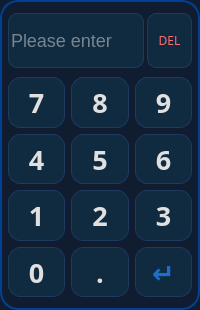
First picture: the form in widgets/component/numberkeypad.ui, repository housir-debug/Leacesy_M3506, before the edit.
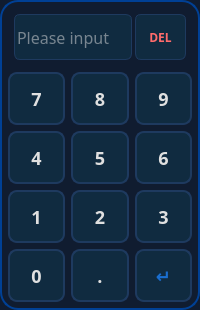
Second picture: the form after the edit.

```diff
--- a/widgets/component/numberkeypad.ui
+++ b/widgets/component/numberkeypad.ui
@@ -38,11 +38,10 @@
    <string>NumberKeyPad</string>
   </property>
   <property name="styleSheet">
-   <string notr="true">#numberkeypad
-{
-background-color: #101C30;
-border-radius: 18px;
-border: 2px solid #004095;
+   <string notr="true">* {
+	background-color: #101C30;
+	border-radius: 18px;
+	border: 2px solid #004095;
 }</string>
   </property>
   <property name="locale">
@@ -53,24 +52,36 @@
   </property>
   <layout class="QVBoxLayout" name="verticalLayout" stretch="1,4">
    <property name="spacing">
-    <number>9</number>
+    <number>6</number>
    </property>
    <property name="leftMargin">
     <number>6</number>
    </property>
+   <property name="topMargin">
+    <number>6</number>
+   </property>
    <property name="rightMargin">
     <number>6</number>
    </property>
+   <property name="bottomMargin">
+    <number>6</number>
+   </property>
    <item>
-    <layout class="QHBoxLayout" name="horizontalLayout" stretch="3,1">
+    <layout class="QHBoxLayout" name="horizontalLayout" stretch="7,3">
      <property name="spacing">
       <number>3</number>
      </property>
      <property name="leftMargin">
-      <number>0</number>
+      <number>6</number>
+     </property>
+     <property name="topMargin">
+      <number>6</number>
      </property>
      <property name="rightMargin">
-      <number>0</number>
+      <number>6</number>
+     </property>
+     <property name="bottomMargin">
+      <number>6</number>
      </property>
      <item>
       <widget class="QLineEdit" name="displayfield">
@@ -88,6 +99,7 @@
        </property>
        <property name="font">
         <font>
+         <family>WenQuanYi Micro Hei</family>
          <pointsize>-1</pointsize>
         </font>
        </property>
@@ -110,9 +122,9 @@
         <string notr="true">#displayfield {
     background-color: #102B40;
     border: 1px solid #1E3A5F;
-    border-radius: 9px;
-    color: #E0E0E0;
-    font-size: 18px;
+    border-radius: 6px;
+    font-size: 16px;
+	color: #E0E0E0;
 }</string>
        </property>
        <property name="frame">
@@ -125,7 +137,7 @@
         <bool>true</bool>
        </property>
        <property name="placeholderText">
-        <string>Please enter</string>
+        <string>Please input</string>
        </property>
        <property name="clearButtonEnabled">
         <bool>false</bool>
@@ -144,6 +156,8 @@
         <font>
          <family>WenQuanYi Micro Hei</family>
          <pointsize>-1</pointsize>
+         <weight>75</weight>
+         <bold>true</bold>
         </font>
        </property>
        <property name="cursor">
@@ -159,13 +173,18 @@
         <string notr="true">#deletebtn{
     background-color: #102B40;
     border: 1px solid #1E3A5F;
+    border-radius: 6px;
+	font-weight: bold;
+	font-size: 12px;
 	color: #FF6B6B;
-    border-radius: 9px;
-    font-size: 12px;
 }
 #deletebtn:pressed {
     background-color: #1E3A5F;
     border-color: #1A6ECF;
+}
+#deletebtn:disabled {
+    border-color: #1A2A3A;
+	color: #4A5A6A;
 }</string>
        </property>
        <property name="text">
@@ -193,6 +212,22 @@
       <string notr="true">#keypadframe {
     background-color: transparent;
     border: none;
+}
+
+#keypadframe QPushButton {
+    background-color: #102B40;
+    border: 1.8px solid #1E3A5F;
+    border-radius: 9px;
+    font-weight: bold;
+	font-size: 18px;
+	color: #E0E0E0;
+}
+#keypadframe QPushButton:pressed {
+    background-color: #1E3A5F;
+    border-color: #1A6ECF;
+}
+#keypadframe #btnenter{
+	color: #1A6ECF;
 }</string>
      </property>
      <property name="lineWidth">
@@ -246,18 +281,7 @@
          <enum>Qt::NoContextMenu</enum>
         </property>
         <property name="styleSheet">
-         <string notr="true">#btn7{
-    background-color: #102B40;
-    border: 1px solid #1E3A5F;
-	color: #E0E0E0;
-    border-radius: 12px;
-    font-size: 27px;
-    font-weight: bold;
-}
-#btn7:pressed {
-    background-color: #1E3A5F;
-    border-color: #1A6ECF;
-}</string>
+         <string notr="true"/>
         </property>
         <property name="text">
          <string>7</string>
@@ -296,18 +320,7 @@
          <enum>Qt::NoContextMenu</enum>
         </property>
         <property name="styleSheet">
-         <string notr="true">#btn8{
-    background-color: #102B40;
-    border: 1px solid #1E3A5F;
-	color: #E0E0E0;
-    border-radius: 12px;
-    font-size: 27px;
-    font-weight: bold;
-}
-#btn8:pressed {
-    background-color: #1E3A5F;
-    border-color: #1A6ECF;
-}</string>
+         <string notr="true"/>
         </property>
         <property name="text">
          <string>8</string>
@@ -346,18 +359,7 @@
          <enum>Qt::NoContextMenu</enum>
         </property>
         <property name="styleSheet">
-         <string notr="true">#btn9{
-    background-color: #102B40;
-    border: 1px solid #1E3A5F;
-	color: #E0E0E0;
-    border-radius: 12px;
-    font-size: 27px;
-    font-weight: bold;
-}
-#btn9:pressed {
-    background-color: #1E3A5F;
-    border-color: #1A6ECF;
-}</string>
+         <string notr="true"/>
         </property>
         <property name="text">
          <string>9</string>
@@ -396,18 +398,7 @@
          <enum>Qt::NoContextMenu</enum>
         </property>
         <property name="styleSheet">
-         <string notr="true">#btn4{
-    background-color: #102B40;
-    border: 1px solid #1E3A5F;
-	color: #E0E0E0;
-    border-radius: 12px;
-    font-size: 27px;
-    font-weight: bold;
-}
-#btn4:pressed {
-    background-color: #1E3A5F;
-    border-color: #1A6ECF;
-}</string>
+         <string notr="true"/>
         </property>
         <property name="text">
          <string>4</string>
@@ -446,18 +437,7 @@
          <enum>Qt::NoContextMenu</enum>
         </property>
         <property name="styleSheet">
-         <string notr="true">#btn5{
-    background-color: #102B40;
-    border: 1px solid #1E3A5F;
-	color: #E0E0E0;
-    border-radius: 12px;
-    font-size: 27px;
-    font-weight: bold;
-}
-#btn5:pressed {
-    background-color: #1E3A5F;
-    border-color: #1A6ECF;
-}</string>
+         <string notr="true"/>
         </property>
         <property name="text">
          <string>5</string>
@@ -496,18 +476,7 @@
          <enum>Qt::NoContextMenu</enum>
         </property>
         <property name="styleSheet">
-         <string notr="true">#btn6{
-    background-color: #102B40;
-    border: 1px solid #1E3A5F;
-	color: #E0E0E0;
-    border-radius: 12px;
-    font-size: 27px;
-    font-weight: bold;
-}
-#btn6:pressed {
-    background-color: #1E3A5F;
-    border-color: #1A6ECF;
-}</string>
+         <string notr="true"/>
         </property>
         <property name="text">
          <string>6</string>
@@ -546,18 +515,7 @@
          <enum>Qt::NoContextMenu</enum>
         </property>
         <property name="styleSheet">
-         <string notr="true">#btn1{
-    background-color: #102B40;
-    border: 1px solid #1E3A5F;
-	color: #E0E0E0;
-    border-radius: 12px;
-    font-size: 27px;
-    font-weight: bold;
-}
-#btn1:pressed {
-    background-color: #1E3A5F;
-    border-color: #1A6ECF;
-}</string>
+         <string notr="true"/>
         </property>
         <property name="text">
          <string>1</string>
@@ -596,18 +554,7 @@
          <enum>Qt::NoContextMenu</enum>
         </property>
         <property name="styleSheet">
-         <string notr="true">#btn2{
-    background-color: #102B40;
-    border: 1px solid #1E3A5F;
-	color: #E0E0E0;
-    border-radius: 12px;
-    font-size: 27px;
-    font-weight: bold;
-}
-#btn2:pressed {
-    background-color: #1E3A5F;
-    border-color: #1A6ECF;
-}</string>
+         <string notr="true"/>
         </property>
         <property name="text">
          <string>2</string>
@@ -646,18 +593,7 @@
          <enum>Qt::NoContextMenu</enum>
         </property>
         <property name="styleSheet">
-         <string notr="true">#btn3{
-    background-color: #102B40;
-    border: 1px solid #1E3A5F;
-	color: #E0E0E0;
-    border-radius: 12px;
-    font-size: 27px;
-    font-weight: bold;
-}
-#btn3:pressed {
-    background-color: #1E3A5F;
-    border-color: #1A6ECF;
-}</string>
+         <string notr="true"/>
         </property>
         <property name="text">
          <string>3</string>
@@ -696,18 +632,7 @@
          <enum>Qt::NoContextMenu</enum>
         </property>
         <property name="styleSheet">
-         <string notr="true">#btn0{
-    background-color: #102B40;
-    border: 1px solid #1E3A5F;
-	color: #E0E0E0;
-    border-radius: 12px;
-    font-size: 27px;
-    font-weight: bold;
-}
-#btn0:pressed {
-    background-color: #1E3A5F;
-    border-color: #1A6ECF;
-}</string>
+         <string notr="true"/>
         </property>
         <property name="text">
          <string>0</string>
@@ -746,18 +671,7 @@
          <enum>Qt::NoContextMenu</enum>
         </property>
         <property name="styleSheet">
-         <string notr="true">#btndot{
-    background-color: #102B40;
-    border: 1px solid #1E3A5F;
-	color: #E0E0E0;
-    border-radius: 12px;
-    font-size: 27px;
-    font-weight: bold;
-}
-#btndot:pressed {
-    background-color: #1E3A5F;
-    border-color: #1A6ECF;
-}</string>
+         <string notr="true"/>
         </property>
         <property name="text">
          <string>.</string>
@@ -796,18 +710,7 @@
          <enum>Qt::NoContextMenu</enum>
         </property>
         <property name="styleSheet">
-         <string notr="true">#btnenter{
-    background-color: #102B40;
-    border: 1px solid #1E3A5F;
-	color: #1A6ECF;
-    border-radius: 12px;
-    font-size: 27px;
-    font-weight: bold;
-}
-#btnenter:pressed {
-    background-color: #1E3A5F;
-    border-color: #1A6ECF;
-}</string>
+         <string notr="true"/>
         </property>
         <property name="text">
          <string>↵</string>
```
